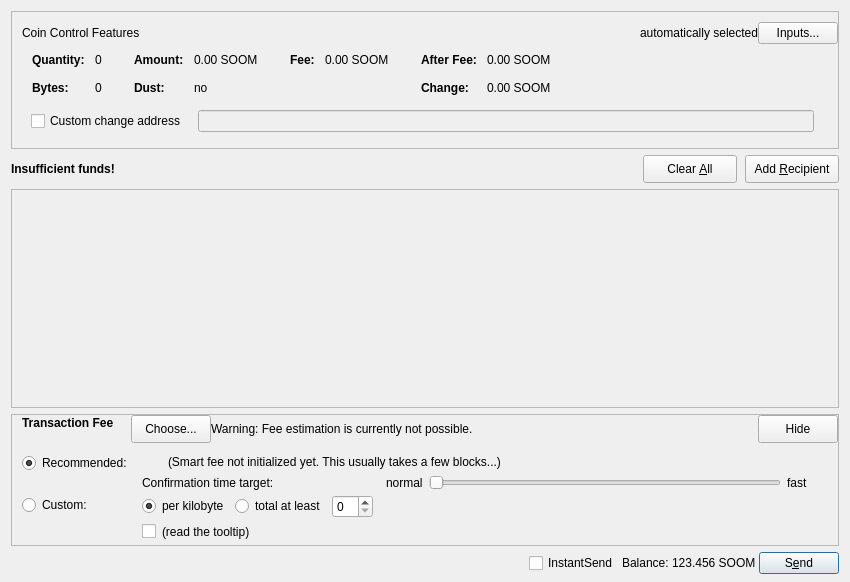
soom-4th-blockchain/soom-core, file src/qt/forms/sendcoinsdialog.ui: the form before one commit.
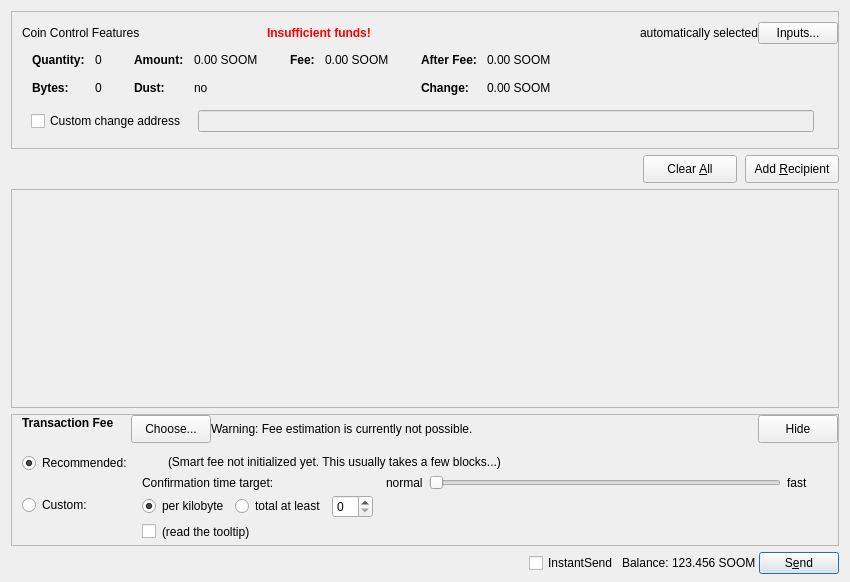
The form after the commit. Custom widgets are drawn as their Qt base class.

Commit message: Fix Insufficient funds label position

What changed in the file:
```diff
--- a/src/qt/forms/sendcoinsdialog.ui
+++ b/src/qt/forms/sendcoinsdialog.ui
@@ -82,6 +82,25 @@
             </property>
            </widget>
           </item>
+          <item>
+           <widget class="QLabel" name="labelCoinControlInsuffFunds">
+            <property name="font">
+             <font>
+              <weight>75</weight>
+              <bold>true</bold>
+             </font>
+            </property>
+            <property name="styleSheet">
+             <string notr="true">color:red;font-weight:bold;</string>
+            </property>
+            <property name="text">
+             <string>Insufficient funds!</string>
+            </property>
+            <property name="margin">
+             <number>5</number>
+            </property>
+           </widget>
+          </item>
           <item>
            <widget class="QLabel" name="labelCoinControlAutomaticallySelected">
             <property name="maximumSize">
@@ -553,7 +572,7 @@
     </widget>
    </item>
    <item>
-    <layout class="QHBoxLayout" name="horizontalLayoutCoinControl" stretch="0,0,0,0">
+    <layout class="QHBoxLayout" name="horizontalLayoutCoinControl" stretch="0,0,0">
      <property name="spacing">
       <number>8</number>
      </property>
@@ -563,22 +582,6 @@
      <property name="bottomMargin">
       <number>0</number>
      </property>
-     <item>
-      <widget class="QLabel" name="labelCoinControlInsuffFunds">
-       <property name="font">
-        <font>
-         <weight>75</weight>
-         <bold>true</bold>
-        </font>
-       </property>
-       <property name="text">
-        <string>Insufficient funds!</string>
-       </property>
-       <property name="margin">
-        <number>5</number>
-       </property>
-      </widget>
-     </item>
      <item>
       <spacer name="verticalSpacer_7">
        <property name="orientation">
```
Left out of the diff: 9 changed lines with no effect on the pictures. The commit also changes 2 other files.
